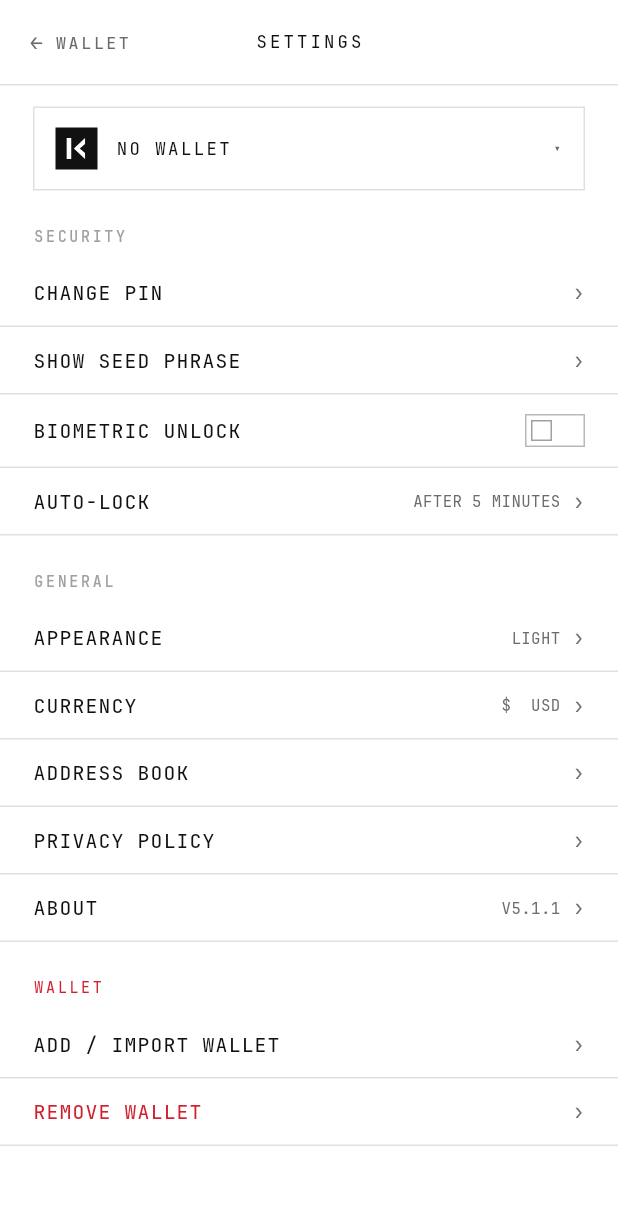
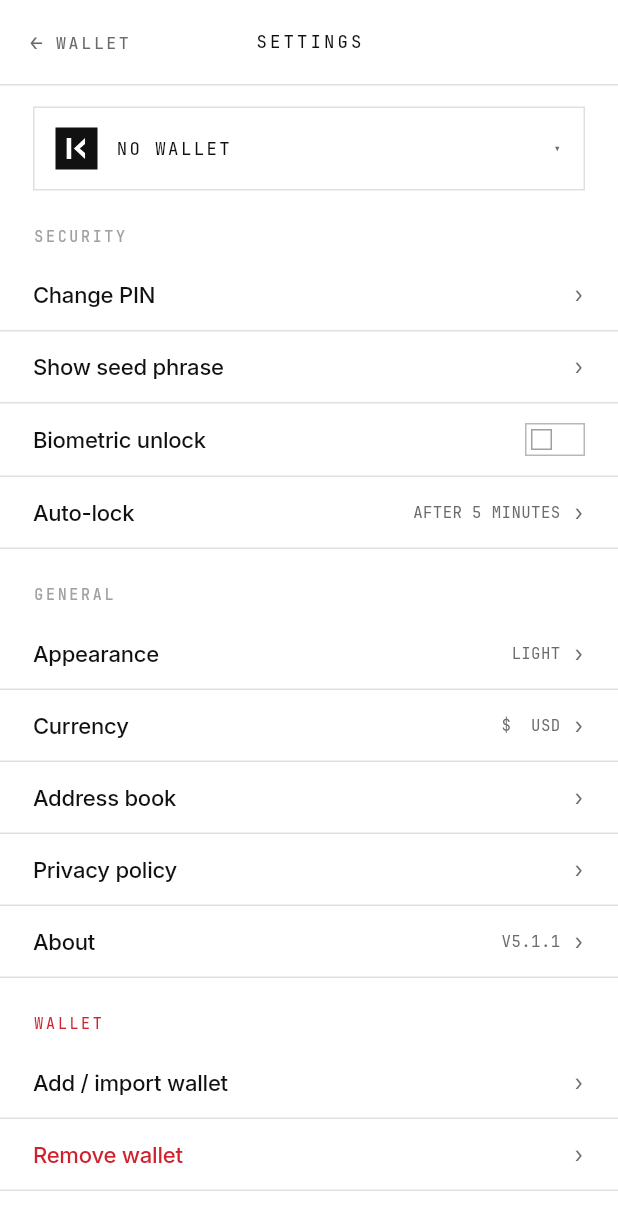
Before and after one commit to uzorgame/CryptoWalletKora, a Flutter app: the SettingsScreen screen opened directly, on a phone screen of 412 x 824 dp. Shown: the top 1230 px of the screen. Run offline on Flutter 3.47's test engine with Material 3 defaults, Android fonts, the phone set to English and light mode, and no system bars; our stand-ins replace dio, fl_chart, flutter_riverpod, flutter_secure_storage, freezed_annotation, hex and 5 more; missing offline and left inert: bip32, bip39, encrypt, local_auth_android, local_auth_darwin, mobile_scanner and 4 more; accounts and stored records are empty; network calls fail.

Commit message:
Settings reads instead of announcing
A settings row is an instruction, not a value. Everywhere else in this
app a row's leading text is a token the eye recognises — a ticker,
RECEIVED, a wallet's name — and tracked monospace caps is right for
those. Add / import wallet is a phrase somebody reads, and uppercase
throws away the silhouette of the word while a monospace face flattens
the letter widths that silhouette is made of.

So the settings list, the biometric line and both selector screens take
a new style, kRowText: the sans face at medium, 14, tightened a hair.
The weight is the part that matters — regular sans beside a monospace
value reads as a Material default, which is what made this tab look
like it came from the app that came before. Medium against the same
mono value reads as two faces put together on purpose.

Labels drop to sentence case with it: Show seed phrase, Address book,
Add / import wallet.

```diff
--- a/KORA Mobile/lib/core/theme/kora_design.dart
+++ b/KORA Mobile/lib/core/theme/kora_design.dart
@@ -85,6 +85,30 @@ TextStyle kBody(Color color, {double size = 13, FontWeight weight = FontWeight.w
       height: 1.55,
     );
 
+/// The label on a row that is an instruction rather than a value — the settings list, the
+/// choices in a selector.
+///
+/// Everywhere else a row's leading text is a token the eye recognises: a ticker, a wallet's
+/// name, RECEIVED. Those are set in tracked monospace caps, and they should be. A settings
+/// label is a phrase that gets read instead — "Add / import wallet" — and uppercase throws
+/// away the silhouette of the word while a monospace face flattens the letter widths that
+/// silhouette is made of. So: the sans face, one step up in weight, tightened slightly.
+///
+/// The weight is what makes it look chosen. Regular sans beside a monospace value reads as
+/// a default; medium against the same value reads as two faces put together on purpose,
+/// which is the whole idea of the row.
+TextStyle kRowText(Color color, {double size = 14, FontWeight weight = FontWeight.w500}) {
+  final s = size * kTextScale;
+  return TextStyle(
+    fontFamily: kSans,
+    color: color,
+    fontSize: s,
+    fontWeight: weight,
+    height: 1.3,
+    letterSpacing: -0.01 * s,
+  );
+}
+
 // ─── Hairlines ──────────────────────────────────────────────────────────────────────────
 
 /// The 1px border every surface carries. A helper so nobody re-invents the width.
--- a/KORA Mobile/lib/core/widgets/kora_rows.dart
+++ b/KORA Mobile/lib/core/widgets/kora_rows.dart
@@ -178,19 +178,18 @@ class KoraSettingRow extends StatelessWidget {
 
   @override
   Widget build(BuildContext context) {
-    // The same voice every other row in this application speaks: tracked monospace at
-    // .krsym size. Settings used to be the one screen set in Inter sentence case, which is
-    // why it read as a page from the app that came before — a whole tab in a different
-    // typeface from the tables on either side of it.
+    // An instruction, so it is set to be read: the sans face at medium against the mono
+    // value beside it. See [kRowText] for why this row alone does not take the tracked
+    // uppercase every other table uses.
     return KoraRow(
       onTap: onTap,
       topLine: topLine,
+      padding: const EdgeInsets.symmetric(horizontal: 22, vertical: 14),
       children: [
         Expanded(
-          child: Text(label.toUpperCase(),
+          child: Text(label,
               overflow: TextOverflow.ellipsis,
-              style: kLabel(labelColor ?? AppColors.textPrimary,
-                  size: 12.5, tracking: 0.06)),
+              style: kRowText(labelColor ?? AppColors.textPrimary)),
         ),
         if (value != null)
           Text(value!.toUpperCase(),
--- a/KORA Mobile/lib/features/settings/auto_lock_selector_screen.dart
+++ b/KORA Mobile/lib/features/settings/auto_lock_selector_screen.dart
@@ -49,12 +49,11 @@ class AutoLockSelectorScreen extends ConsumerWidget {
                         child: Column(
                             crossAxisAlignment: CrossAxisAlignment.start,
                             children: [
-                              Text(timeout.displayName.toUpperCase(),
-                                  style: kLabel(
+                              Text(timeout.displayName,
+                                  style: kRowText(
                                       isSelected
                                           ? AppColors.textPrimary
-                                          : AppColors.textSecondary,
-                                      size: 12.5, tracking: 0.06)),
+                                          : AppColors.textSecondary)),
                               const SizedBox(height: 4),
                               Text(timeout.description.toUpperCase(),
                                   style: kMonoText(AppColors.textTertiary, size: 9)),
--- a/KORA Mobile/lib/features/settings/currency_selector_screen.dart
+++ b/KORA Mobile/lib/features/settings/currency_selector_screen.dart
@@ -36,10 +36,9 @@ class CurrencySelectorScreen extends ConsumerWidget {
               child: Row(children: [
                 Expanded(
                   child: Column(crossAxisAlignment: CrossAxisAlignment.start, children: [
-                    Text(currency.name.toUpperCase(),
-                        style: kLabel(
-                            isSelected ? AppColors.textPrimary : AppColors.textSecondary,
-                            size: 12.5, tracking: 0.06)),
+                    Text(currency.name,
+                        style: kRowText(
+                            isSelected ? AppColors.textPrimary : AppColors.textSecondary)),
                     const SizedBox(height: 4),
                     Text('${currency.symbol}  ${currency.code.toUpperCase()}',
                         style: kMonoText(AppColors.textTertiary, size: 9.5)),
--- a/KORA Mobile/lib/features/settings/settings_screen.dart
+++ b/KORA Mobile/lib/features/settings/settings_screen.dart
@@ -88,7 +88,7 @@ class SettingsScreen extends ConsumerWidget {
             ),
             SettingsTile(
               icon: Icons.key_rounded,
-              label: 'Show Seed Phrase',
+              label: 'Show seed phrase',
               onTap: () { _showSeedPhrase(context, ref); },
             ),
             BiometricTile(),
@@ -100,12 +100,12 @@ class SettingsScreen extends ConsumerWidget {
             CurrencyTile(),
             SettingsTile(
               icon: Icons.book_outlined,
-              label: 'Address Book',
+              label: 'Address book',
               onTap: () { context.pushSlide(const AddressBookScreen()); },
             ),
             SettingsTile(
               icon: Icons.privacy_tip_outlined,
-              label: 'Privacy Policy',
+              label: 'Privacy policy',
               onTap: () { context.pushSlide(const PrivacyPolicyScreen()); },
             ),
             AboutTile(),
@@ -114,12 +114,12 @@ class SettingsScreen extends ConsumerWidget {
             SectionHeader('Wallet', color: AppColors.negative),
             SettingsTile(
               icon: Icons.add_circle_outline_rounded,
-              label: 'Add / Import Wallet',
+              label: 'Add / import wallet',
               onTap: () { context.pushSlide(const OnboardingScreen()); },
             ),
             SettingsTile(
               icon: Icons.logout_rounded,
-              label: 'Remove Wallet',
+              label: 'Remove wallet',
               labelColor: AppColors.negative,
               onTap: () { _confirmRemoveWallet(context, ref); },
             ),
--- a/KORA Mobile/lib/features/settings/tiles/auto_lock_tile.dart
+++ b/KORA Mobile/lib/features/settings/tiles/auto_lock_tile.dart
@@ -15,7 +15,7 @@ class AutoLockTile extends ConsumerWidget {
     final current = ref.watch(autoLockTimeoutProvider);
     return SettingsTile(
       icon: Icons.timer_outlined,
-      label: 'Auto-Lock',
+      label: 'Auto-lock',
       value: current.displayName,
       onTap: () { _showPicker(context, ref, current); },
     );
--- a/KORA Mobile/lib/features/settings/tiles/biometric_tile.dart
+++ b/KORA Mobile/lib/features/settings/tiles/biometric_tile.dart
@@ -20,8 +20,7 @@ class BiometricTile extends ConsumerWidget {
     return KoraRow(
       onTap: () => _toggle(context, ref, enabled),
       children: [
-        Text('BIOMETRIC UNLOCK',
-            style: kLabel(AppColors.textPrimary, size: 12.5, tracking: 0.06)),
+        Text('Biometric unlock', style: kRowText(AppColors.textPrimary)),
         const Spacer(),
         KoraSwitch(
           value: enabled,
```
